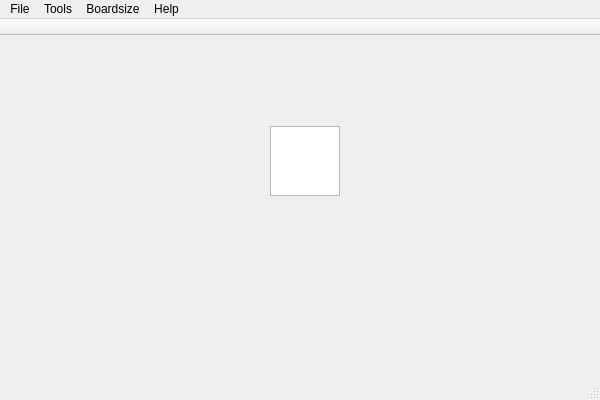
Qt form src/futahex2/app.ui (FutaAlice/FutaHex2) before a commit.
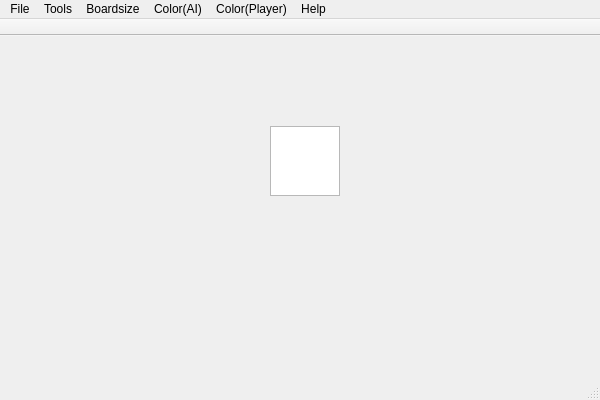
The same form after that commit. Custom widgets are drawn as their Qt base class.

Commit message: add menu actions to choose color

```diff
--- a/src/futahex2/app.ui
+++ b/src/futahex2/app.ui
@@ -88,9 +88,27 @@
     <addaction name="action17"/>
     <addaction name="action19"/>
    </widget>
+   <widget class="QMenu" name="menuColorAI">
+    <property name="title">
+     <string>Color(AI)</string>
+    </property>
+    <addaction name="actionAIRed"/>
+    <addaction name="actionAIBlue"/>
+    <addaction name="actionAINone"/>
+   </widget>
+   <widget class="QMenu" name="menuColorPlayer">
+    <property name="title">
+     <string>Color(Player)</string>
+    </property>
+    <addaction name="actionPlayerRed"/>
+    <addaction name="actionPlayerBlue"/>
+    <addaction name="actionPlayerAuto"/>
+   </widget>
    <addaction name="menuFile"/>
    <addaction name="menuTools"/>
    <addaction name="menuBoardsize"/>
+   <addaction name="menuColorAI"/>
+   <addaction name="menuColorPlayer"/>
    <addaction name="menuHelp"/>
   </widget>
   <widget class="QStatusBar" name="statusBar"/>
```
Left out of the diff: 57 changed lines with no effect on the pictures. The commit also changes 2 other files.
